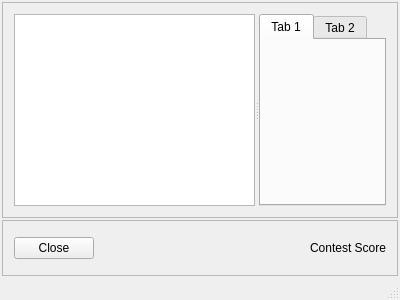
Old version of the form mqt/MqtMonitor/MonitorMain.ui in the repository zsteva/backup-minos2.
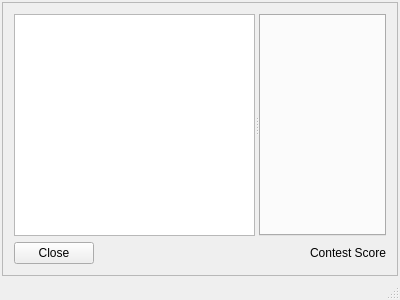
New version of the form. Custom widgets are drawn as their Qt base class.

Commit message: More detail from monitor app

What changed in the file:
```diff
--- a/mqt/MqtMonitor/MonitorMain.ui
+++ b/mqt/MqtMonitor/MonitorMain.ui
@@ -38,38 +38,40 @@
       <property name="frameShadow">
        <enum>QFrame::Raised</enum>
       </property>
-      <layout class="QVBoxLayout" name="verticalLayout_2">
+      <layout class="QVBoxLayout" name="verticalLayout_2" stretch="1,0">
        <item>
-        <widget class="MinosSplitter" name="splitter">
+        <widget class="MinosSplitter" name="monitorSplitter">
+         <property name="sizePolicy">
+          <sizepolicy hsizetype="Expanding" vsizetype="Preferred">
+           <horstretch>0</horstretch>
+           <verstretch>0</verstretch>
+          </sizepolicy>
+         </property>
          <property name="orientation">
           <enum>Qt::Horizontal</enum>
          </property>
-         <widget class="QTreeView" name="monitorTree"/>
+         <widget class="QTreeView" name="monitorTree">
+          <property name="sizePolicy">
+           <sizepolicy hsizetype="Expanding" vsizetype="Expanding">
+            <horstretch>1</horstretch>
+            <verstretch>0</verstretch>
+           </sizepolicy>
+          </property>
+          <attribute name="headerVisible">
+           <bool>false</bool>
+          </attribute>
+         </widget>
          <widget class="QTabWidget" name="contestPageControl">
-          <widget class="QWidget" name="tab">
-           <attribute name="title">
-            <string>Tab 1</string>
-           </attribute>
-          </widget>
-          <widget class="QWidget" name="tab_2">
-           <attribute name="title">
-            <string>Tab 2</string>
-           </attribute>
-          </widget>
-         </widget>
-        </widget>
-       </item>
-      </layout>
+          <property name="sizePolicy">
+           <sizepolicy hsizetype="Expanding" vsizetype="Expanding">
+            <horstretch>4</horstretch>
+            <verstretch>0</verstretch>
+           </sizepolicy>
+          </property>
+         </widget>
      </widget>
     </item>
     <item>
-     <widget class="QFrame" name="frame_2">
-      <property name="frameShape">
-       <enum>QFrame::StyledPanel</enum>
-      </property>
-      <property name="frameShadow">
-       <enum>QFrame::Raised</enum>
-      </property>
       <layout class="QHBoxLayout" name="horizontalLayout">
        <item>
         <widget class="QPushButton" name="closeButton">
@@ -93,10 +95,18 @@
        </item>
        <item>
         <widget class="QLabel" name="scoreLabel">
+           <property name="sizePolicy">
+            <sizepolicy hsizetype="Preferred" vsizetype="Preferred">
+             <horstretch>0</horstretch>
+             <verstretch>0</verstretch>
+            </sizepolicy>
+           </property>
          <property name="text">
           <string>Contest Score</string>
          </property>
         </widget>
+         </item>
+        </layout>
        </item>
       </layout>
      </widget>
```
Lines whose indentation alone changed are shown as unchanged. The commit also changes 8 other files.
